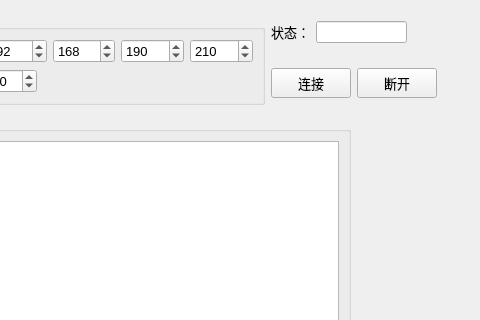
Qt form forms/mainwindow.ui (FrancisOWO/NetSyncDisk) before a commit; both pictures show x 106 to 586 and y 0 to 320 of the 586 by 809 pixel window.
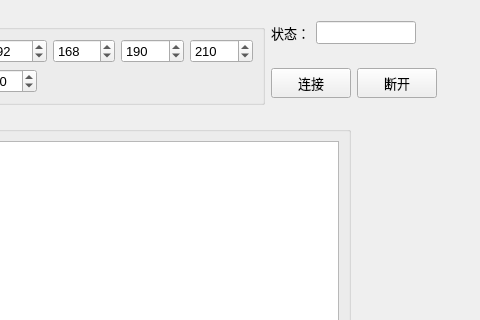
The same form after that commit.

```diff
--- a/forms/mainwindow.ui
+++ b/forms/mainwindow.ui
@@ -139,7 +139,13 @@
        </widget>
       </item>
       <item>
-       <widget class="QLineEdit" name="lnConStatus"/>
+       <widget class="QLineEdit" name="lnConStatus">
+        <property name="font">
+         <font>
+          <pointsize>10</pointsize>
+         </font>
+        </property>
+       </widget>
       </item>
       <item>
        <spacer name="horizontalSpacer_2">
```
